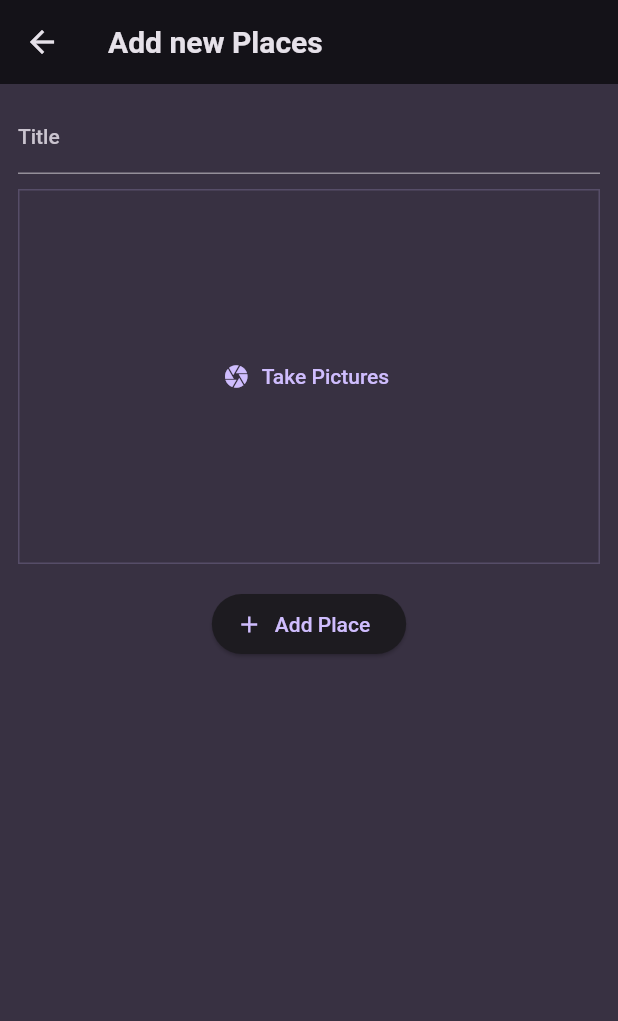
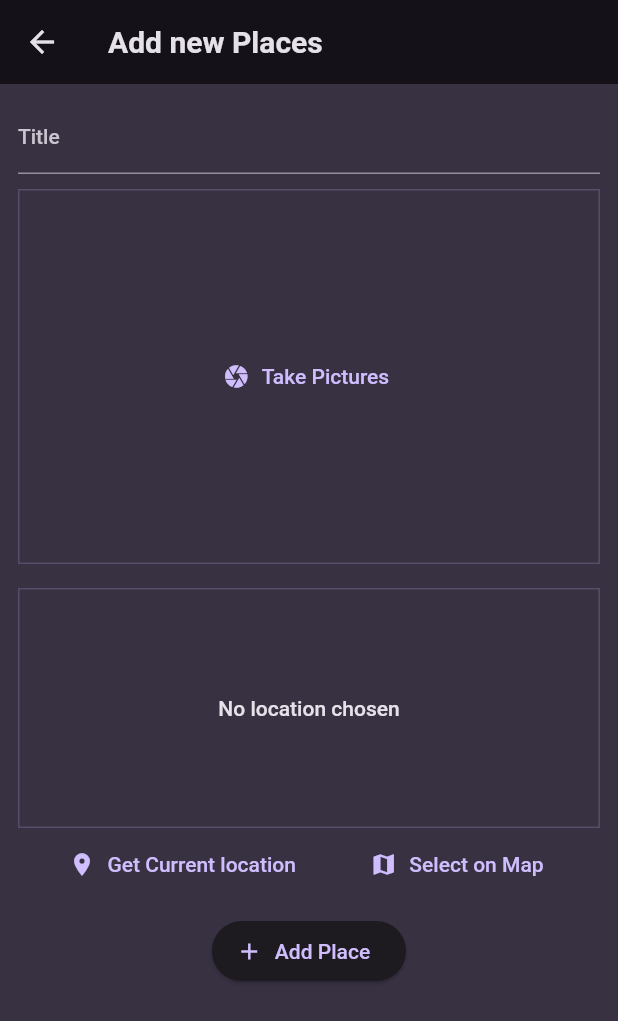
Before and after one commit to aliozer0/Favorite-Place-App, a Flutter app: the AddPlaceScreen screen opened directly, on a phone screen of 412 x 824 dp. Shown: the top 1021 px of the screen. Run offline on Flutter 3.47's test engine with Material 2 defaults, Android fonts, the phone set to English and light mode, and no system bars; our stand-ins replace flutter_riverpod, google_fonts, image_picker.

Commit message:
Adding the "location" Package & Starting with the "Get Location" Input Widget

```diff
--- a/lib/screens/add_places.dart
+++ b/lib/screens/add_places.dart
@@ -1,5 +1,6 @@
 import 'package:favorite_place/providers/user_places.dart';
 import 'package:favorite_place/widgets/image_input.dart';
+import 'package:favorite_place/widgets/location_input.dart';
 import 'package:flutter/material.dart';
 import 'package:flutter/src/animation/animation_controller.dart';
 import 'dart:io';
@@ -61,6 +62,10 @@ class _AddPlaceScreenState extends ConsumerState<AddPlaceScreen> {
             const SizedBox(
               height: 16,
             ),
+            LocationInput(),
+            const SizedBox(
+              height: 10,
+            ),
             ElevatedButton.icon(
               onPressed: _savePlace,
               icon: const Icon(Icons.add),
--- /dev/null
+++ b/lib/widgets/location_input.dart
@@ -0,0 +1,50 @@
+import 'package:flutter/material.dart';
+
+class LocationInput extends StatefulWidget {
+  const LocationInput({super.key});
+
+  @override
+  State<LocationInput> createState() => _LocationInputState();
+}
+
+class _LocationInputState extends State<LocationInput> {
+  @override
+  Widget build(BuildContext context) {
+    return Column(
+      children: [
+        Container(
+          height: 160,
+          width: double.infinity,
+          alignment: Alignment.center,
+          decoration: BoxDecoration(
+            border: Border.all(
+              width: 1,
+              color: Theme.of(context).colorScheme.primary.withOpacity(0.2),
+            ),
+          ),
+          child: Text(
+            'No location chosen',
+            textAlign: TextAlign.center,
+            style: Theme.of(context)
+                .textTheme
+                .bodyLarge!
+                .copyWith(color: Theme.of(context).colorScheme.onBackground),
+          ),
+        ),
+        Row(
+          mainAxisAlignment: MainAxisAlignment.spaceEvenly,
+          children: [
+            TextButton.icon(
+                onPressed: () {},
+                icon: const Icon(Icons.location_on),
+                label: const Text('Get Current location')),
+            TextButton.icon(
+                onPressed: () {},
+                icon: const Icon(Icons.map),
+                label: const Text('Select on Map'))
+          ],
+        )
+      ],
+    );
+  }
+}
--- a/pubspec.yaml
+++ b/pubspec.yaml
@@ -39,6 +39,7 @@ dependencies:
   uuid: ^3.0.7
   flutter_riverpod: ^2.3.6
   image_picker: ^0.8.7+4
+  location: ^4.4.0
 
 dev_dependencies:
   flutter_test:
```
Also changed, not shown: pubspec.lock, 3 other files.
